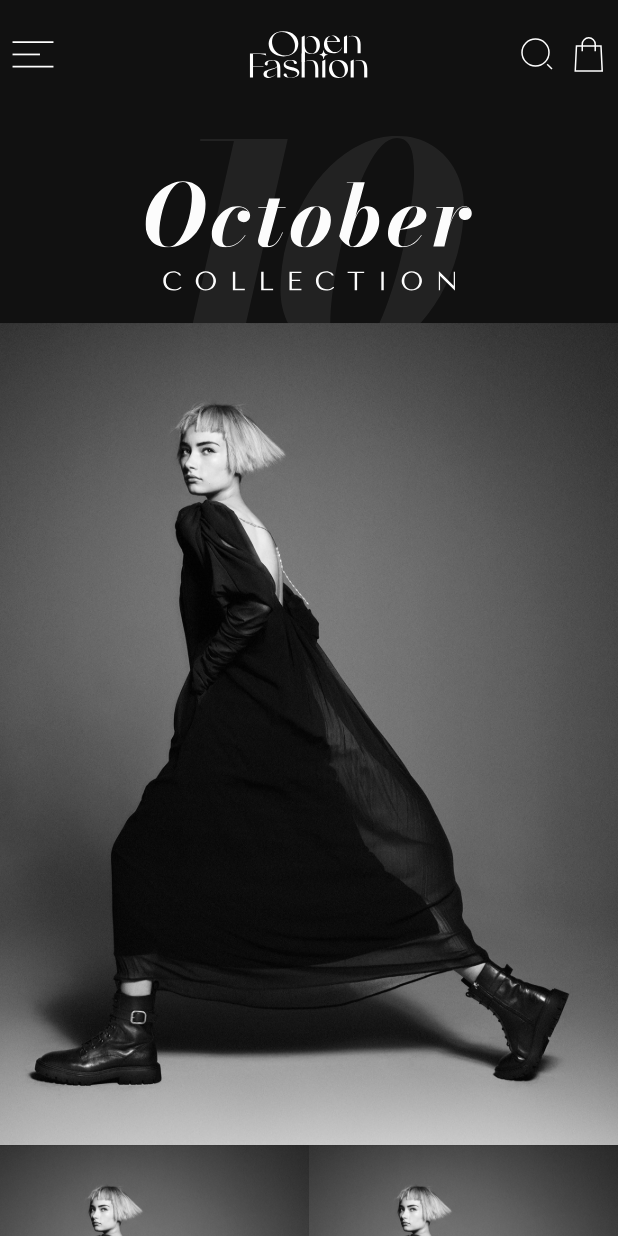
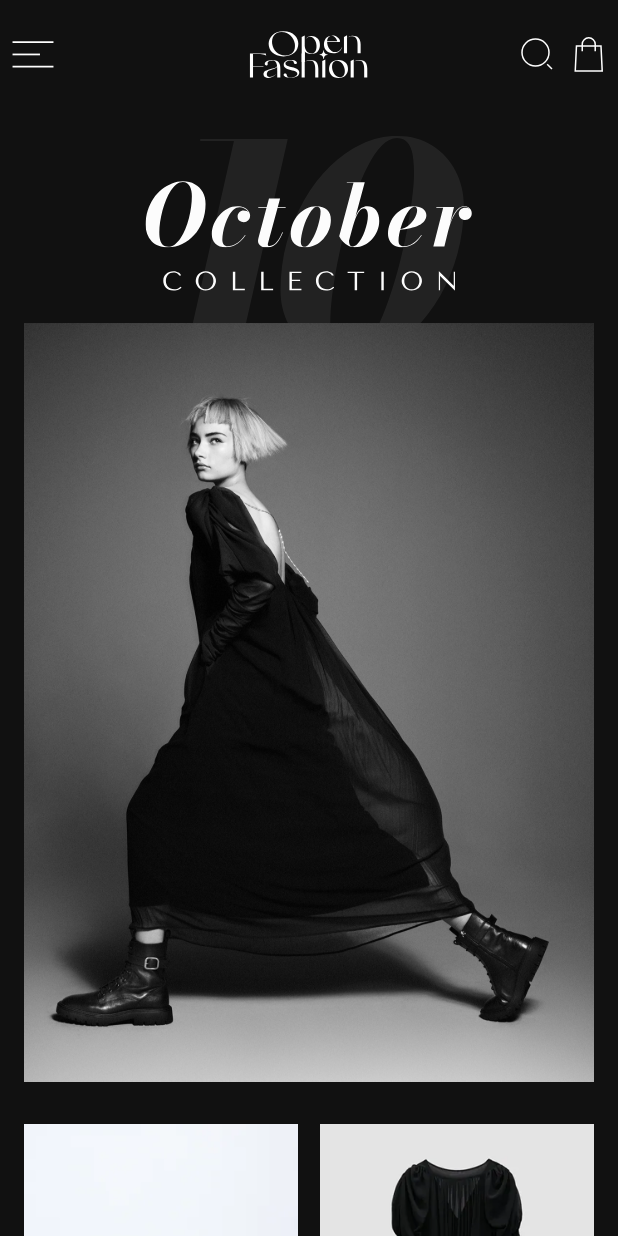
Before and after one commit to MohamedRefky/Style-Haven, a Flutter app: the screen it shows after launch, on a phone screen of 412 x 824 dp. Run offline on Flutter 3.47's test engine with Material 3 defaults, Android fonts, the light colour scheme and no system bars; our stand-ins replace flutter_svg, gap, ionicons.

Commit message:
build HomeScreen and CheckOut

```diff
--- a/lib/core/colors.dart
+++ b/lib/core/colors.dart
@@ -1,6 +1,7 @@
 import 'dart:ui';
 
 class AppColors {
-  static const Color primary =Color(0xff111111) ;
-
+  static const Color primary = Color(0xff111111);
+  static const Color priceColor = Color(0xffDD8560);
+  static const Color white = Color(0xffFCFCFC);
 }
--- a/lib/core/constants/constants_assets.dart
+++ b/lib/core/constants/constants_assets.dart
@@ -80,7 +80,7 @@ class Assets {
 
   /// Assets for assetsSvgsLine
   /// assets/svgs/line.png
-  static const String assetsSvgsLine = "assets/svgs/line.png";
+  static const String assetsLine = "assets/svgs/line.png";
 
   /// Assets for assetsSvgsMastercard
   /// assets/svgs/Mastercard.svg
--- /dev/null
+++ b/lib/features/home/components/products_grid_section.dart
@@ -0,0 +1,58 @@
+import 'package:flutter/material.dart';
+import 'package:gap/gap.dart';
+import 'package:style_haven/core/colors.dart';
+import 'package:style_haven/core/constants/custom_text.dart';
+import 'package:style_haven/features/check_out.dart';
+import 'package:style_haven/models/product_model.dart';
+
+class ProductsGridSection extends StatelessWidget {
+  const ProductsGridSection({super.key});
+
+  @override
+  Widget build(BuildContext context) {
+    return GridView.builder(
+      padding: EdgeInsets.zero,
+      shrinkWrap: true,
+      physics: const NeverScrollableScrollPhysics(),
+      itemCount: ProductModel.products.length,
+      gridDelegate: const SliverGridDelegateWithFixedCrossAxisCount(
+        crossAxisCount: 2,
+        mainAxisSpacing: 0,
+        crossAxisSpacing: 15,
+        childAspectRatio: 0.5,
+      ),
+      itemBuilder: (context, index) {
+        final item = ProductModel.products[index];
+        return GestureDetector(
+          onTap: () {
+            Navigator.push(
+              context,
+              MaterialPageRoute(
+                builder: (context) => CheckOut(
+                  image: item.image,
+                  name: item.name,
+                  description: item.description,
+                  price: item.price.toString(),
+                ),
+              ),
+            );
+          },
+          child: Column(
+            crossAxisAlignment: CrossAxisAlignment.start,
+            children: [
+              Image.asset(item.image),
+              Gap(10),
+              CustomText(text: item.name),
+              CustomText(text: item.description, color: Colors.grey),
+              Gap(8),
+              CustomText(
+                text: '\$ ${item.price.toString()}',
+                color: AppColors.priceColor,
+              ),
+            ],
+          ),
+        );
+      },
+    );
+  }
+}
--- /dev/null
+++ b/lib/features/home/view/home_screen.dart
@@ -0,0 +1,77 @@
+import 'package:flutter/material.dart';
+import 'package:flutter_svg/svg.dart';
+import 'package:gap/gap.dart';
+import 'package:style_haven/core/components/custom_appbar.dart';
+import 'package:style_haven/core/colors.dart';
+import 'package:style_haven/core/constants/constants_assets.dart';
+import 'package:style_haven/features/home/components/about_Section.dart';
+import 'package:style_haven/features/home/components/copyright_section.dart';
+import 'package:style_haven/features/home/components/cover_section.dart';
+import 'package:style_haven/features/home/components/products_grid_section.dart';
+import 'package:style_haven/features/home/components/you_may_also_like_section.dart';
+
+class HomeScreen extends StatelessWidget {
+  const HomeScreen({super.key});
+  @override
+  Widget build(BuildContext context) {
+    return  Scaffold(
+        backgroundColor: AppColors.primary,
+        appBar: CustomAppBar(isBlackK: true),
+        body: Stack(
+          children: [
+            Positioned(
+              top: 10,
+              left: 0,
+              right: 0,
+              child: SizedBox(
+                height: 150,
+                width: 150,
+                child: SvgPicture.asset(Assets.assetsTexts10),
+              ),
+            ),
+            Positioned(
+              top: 40,
+              left: 0,
+              right: 0,
+              child: SizedBox(
+                height: 45,
+                width: 45,
+                child: SvgPicture.asset(Assets.assetsTextsOctober),
+              ),
+            ),
+            Positioned(
+              top: 100,
+              left: 0,
+              right: 0,
+              child: SizedBox(
+                height: 15,
+                width: 15,
+                child: SvgPicture.asset(Assets.assetsTextsCollection),
+              ),
+            ),
+            SingleChildScrollView(
+              child: Column(
+                children: [
+                  Padding(
+                    padding: const EdgeInsets.symmetric(horizontal: 16),
+                    child: Column(
+                      children: [
+                        Gap(135),
+                        Image.asset(Assets.assetsCoverCover1),
+                        Gap(28),
+                        ProductsGridSection(),
+                        YouMayAlsoLikeSection(),
+                        CoverSection(),
+                        AboutSection(),
+                      ],
+                    ),
+                  ),
+                  CopyrightSection(),
+                ],
+              ),
+            ),
+          ],
+        ),
+      );
+  }
+}
--- a/lib/main.dart
+++ b/lib/main.dart
@@ -1,12 +1,5 @@
 import 'package:flutter/material.dart';
-import 'package:flutter_svg/svg.dart';
-import 'package:gap/gap.dart';
-import 'package:style_haven/components/custom_appbar.dart';
-import 'package:style_haven/core/colors.dart';
-import 'package:style_haven/core/constants/custom_text.dart';
-import 'package:style_haven/models/product_model.dart';
-
-import 'core/constants/constants_assets.dart';
+import 'package:style_haven/features/home/view/home_screen.dart';
 
 void main() {
   runApp(const MyApp());
@@ -19,69 +12,8 @@ class MyApp extends StatelessWidget {
   Widget build(BuildContext context) {
     return MaterialApp(
       debugShowCheckedModeBanner: false,
-      home: Scaffold(
-        backgroundColor: AppColors.primary,
-        appBar: CustomAppBar(isBlackK: true),
-        body: Stack(
-          children: [
-            Positioned(
-              top: 10,
-              left: 0,
-              right: 0,
-              child: SizedBox(
-                height: 150,
-                width: 150,
-                child: SvgPicture.asset(Assets.assetsTexts10),
-              ),
-            ),
-            Positioned(
-              top: 40,
-              left: 0,
-              right: 0,
-              child: SizedBox(
-                height: 45,
-                width: 45,
-                child: SvgPicture.asset(Assets.assetsTextsOctober),
-              ),
-            ),
-            Positioned(
-              top: 100,
-              left: 0,
-              right: 0,
-              child: SizedBox(
-                height: 15,
-                width: 15,
-                child: SvgPicture.asset(Assets.assetsTextsCollection),
-              ),
-            ),
-            SingleChildScrollView(
-              child: Column(
-                children: [
-                  Gap(135),
-                  Image.asset(Assets.assetsCoverCover1),
-                  GridView.builder(
-                    shrinkWrap: true,
-                    physics: const NeverScrollableScrollPhysics(),
-                    itemCount: ProductModel.products.length,
-                    gridDelegate:
-                        const SliverGridDelegateWithFixedCrossAxisCount(
-                          crossAxisCount: 2,
-                        ),
-                    itemBuilder: (context, index) {
-                      return Column(
-                        children: [
-                          Image.asset(Assets.assetsCoverCover1),
-                          CustomText(text: 'October '),
-                        ],
-                      );
-                    },
-                  ),
-                ],
-              ),
-            ),
-          ],
-        ),
-      ),
+      theme: ThemeData(scaffoldBackgroundColor: Color(0xFFFFFFFF)),
+      home: HomeScreen(),
     );
   }
 }
--- a/lib/models/product_model.dart
+++ b/lib/models/product_model.dart
@@ -18,6 +18,12 @@ class ProductModel {
       image: Assets.assetsProductProduct1,
       name: "October",
       price: 110,
+      description: "reversible angora cardigan",
+    ),
+    ProductModel(
+      image: Assets.assetsProductProduct6,
+      name: "October",
+      price: 300,
       description: "reversible angora cardigan",
     ),
     ProductModel(
@@ -44,11 +50,5 @@ class ProductModel {
       price: 200,
       description: "reversible angora cardigan",
     ),
-    ProductModel(
-      image: Assets.assetsProductProduct6,
-      name: "October",
-      price: 140,
-      description: "reversible angora cardigan",
-    ),
   ];
 }
--- a/pubspec.yaml
+++ b/pubspec.yaml
@@ -18,6 +18,7 @@ dependencies:
   cupertino_icons: ^1.0.8
   flutter_svg: ^2.2.4
   gap: ^3.0.1
+  ionicons: ^0.2.2
 
 dev_dependencies:
   flutter_test:
```
Also changed, not shown: lib/core/constants/custom_text.dart (+14 -3 lines), lib/features/check_out.dart (added, +38 -0 lines), lib/features/home/components/about_Section.dart (added, +42 -0 lines), lib/features/home/components/copyright_section.dart (added, +28 -0 lines), lib/features/home/components/cover_section.dart (added, +35 -0 lines), lib/features/home/components/you_may_also_like_section.dart (added, +26 -0 lines), lib/models/cover_model.dart (added, +22 -0 lines), lib/core/components/custom_appbar.dart (renamed from lib/components/custom_appbar.dart), pubspec.lock.
